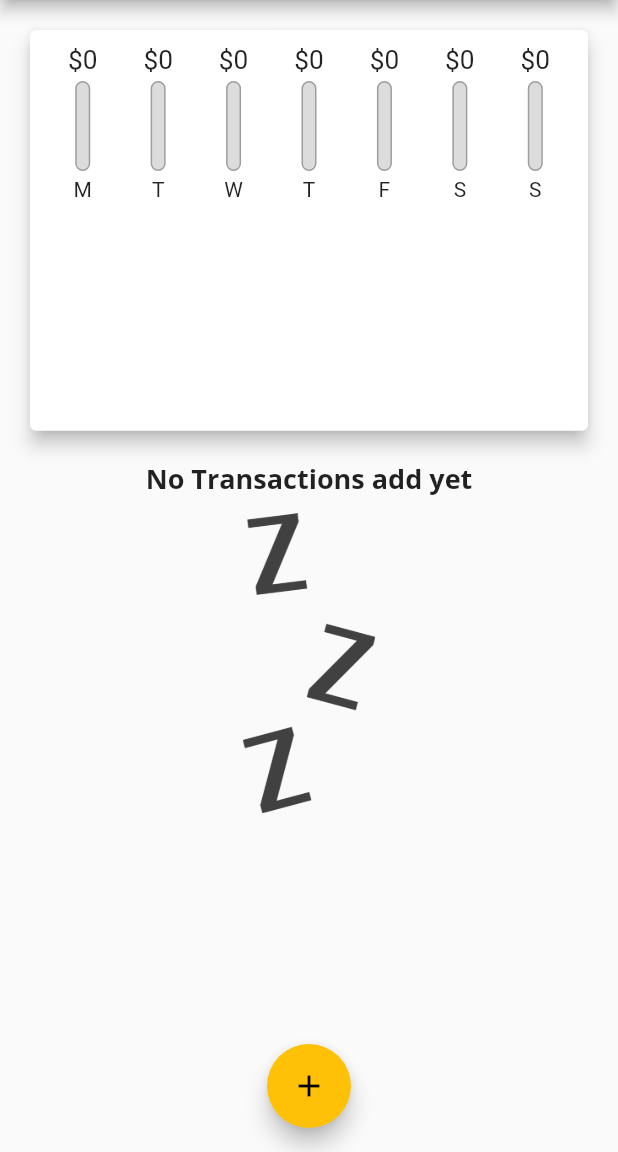
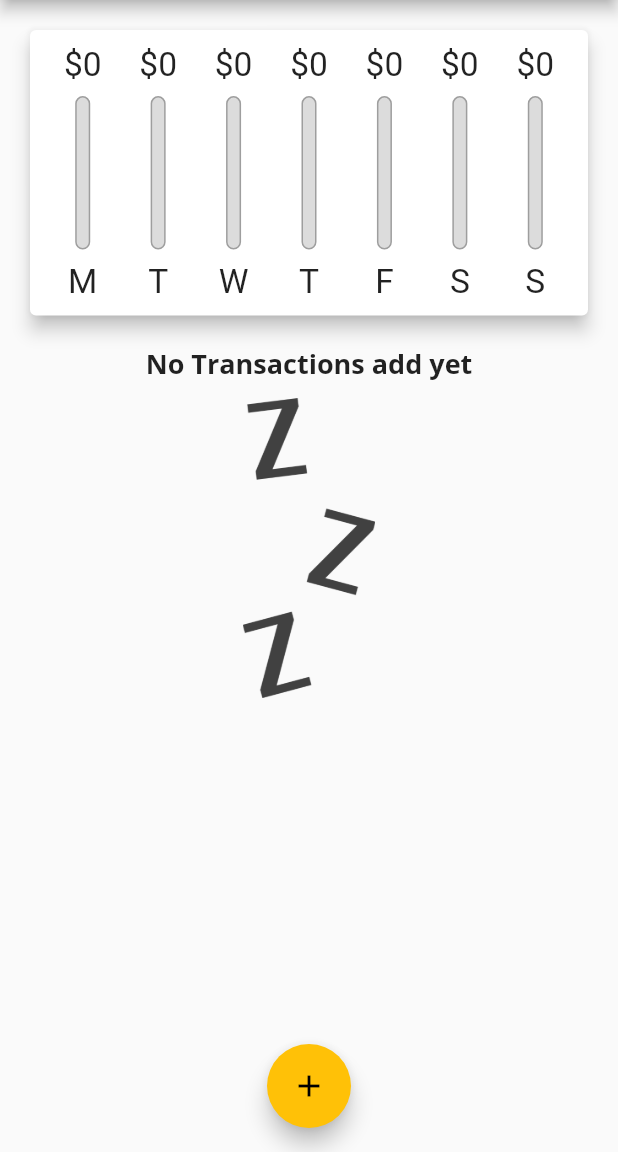
Before and after one commit to jamil-qn/expense-planner-flutter-app, a Flutter app: the screen it shows after launch, on a phone screen of 412 x 824 dp, the part 84-1236 px from its top. Run offline on Flutter 3.47's test engine with Material 2 defaults, Android fonts, the phone set to English and light mode, and no system bars.

Commit message:
calculating sizes dynamically and add layoutbuilder for chart look better in diffrent size

```diff
--- a/lib/main.dart
+++ b/lib/main.dart
@@ -1,5 +1,3 @@
-import 'dart:js';
-
 import 'package:flutter/material.dart';
 import './widgets/transaction_list.dart';
 import './widgets/new_transaction.dart';
@@ -117,13 +115,13 @@ class _MyHomePageState extends State<MyHomePage> {
                 height: (MediaQuery.of(context).size.height -
                         appBar.preferredSize.height -
                         MediaQuery.of(context).padding.top) *
-                    0.4,
+                    0.3,
                 child: Chart(_recentTransactions)),
             Container(
                 height: (MediaQuery.of(context).size.height -
                         appBar.preferredSize.height -
                         MediaQuery.of(context).padding.top) *
-                    0.6,
+                    0.7,
                 child: TransactionList(_usertransactions, _deleteTransaction))
           ],
         ),
--- a/lib/widgets/chart_bar.dart
+++ b/lib/widgets/chart_bar.dart
@@ -8,16 +8,18 @@ class ChartBar extends StatelessWidget {
   ChartBar(this.label, this.spendingAmount, this.spendingPctofTotal);
   @override
   Widget build(BuildContext context) {
+    return LayoutBuilder(builder: (ctx, constraints) {
       return Column(
         children: [
           Container(
-          height: 20,
-          child: FittedBox(child: Text('\$${spendingAmount.toStringAsFixed(0)}'))),
+              height: constraints.maxHeight * 0.15,
+              child: FittedBox(
+                  child: Text('\$${spendingAmount.toStringAsFixed(0)}'))),
           SizedBox(
-          height: 4,
+            height: constraints.maxHeight * 0.05,
           ),
           Container(
-          height: 60,
+            height: constraints.maxHeight * 0.6,
             width: 10,
             child: Stack(
               children: [
@@ -40,9 +42,17 @@ class ChartBar extends StatelessWidget {
               ],
             ),
           ),
-        SizedBox(height: 4),
-        Text(label),
+          SizedBox(
+            height: constraints.maxHeight * 0.05,
+          ),
+          Container(
+            height: constraints.maxHeight * 0.15,
+            child: FittedBox(
+              child: Text(label),
+            ),
+          ),
         ],
       );
+    });
   }
 }
```
Lines whose indentation alone changed are shown as unchanged.
